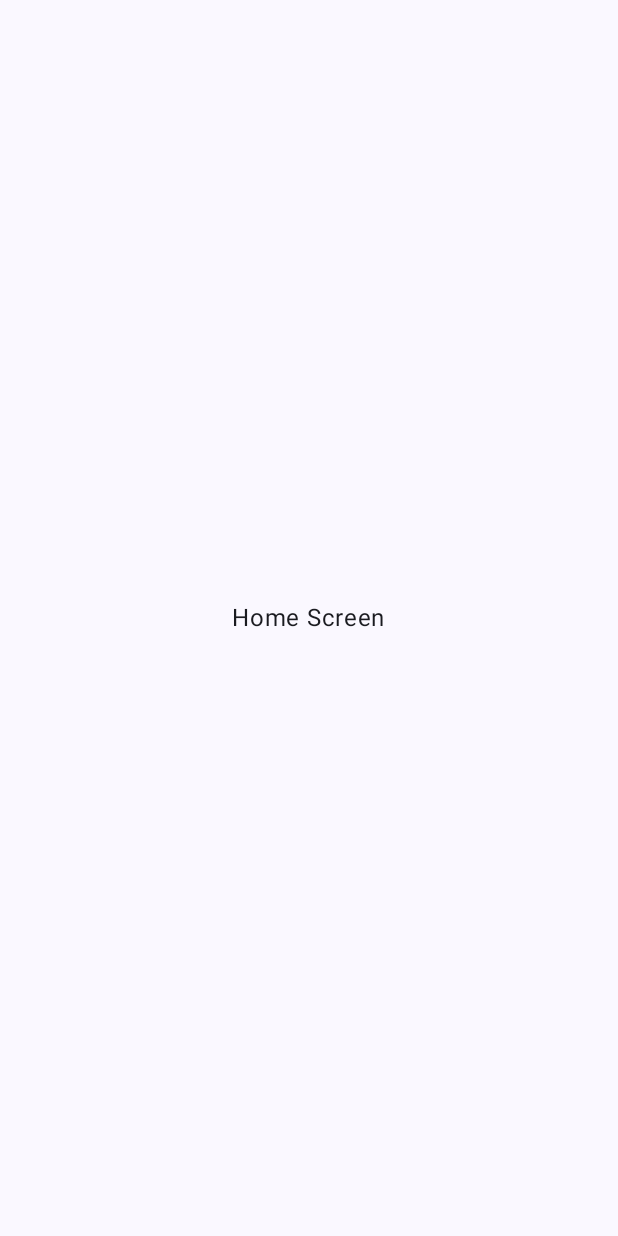
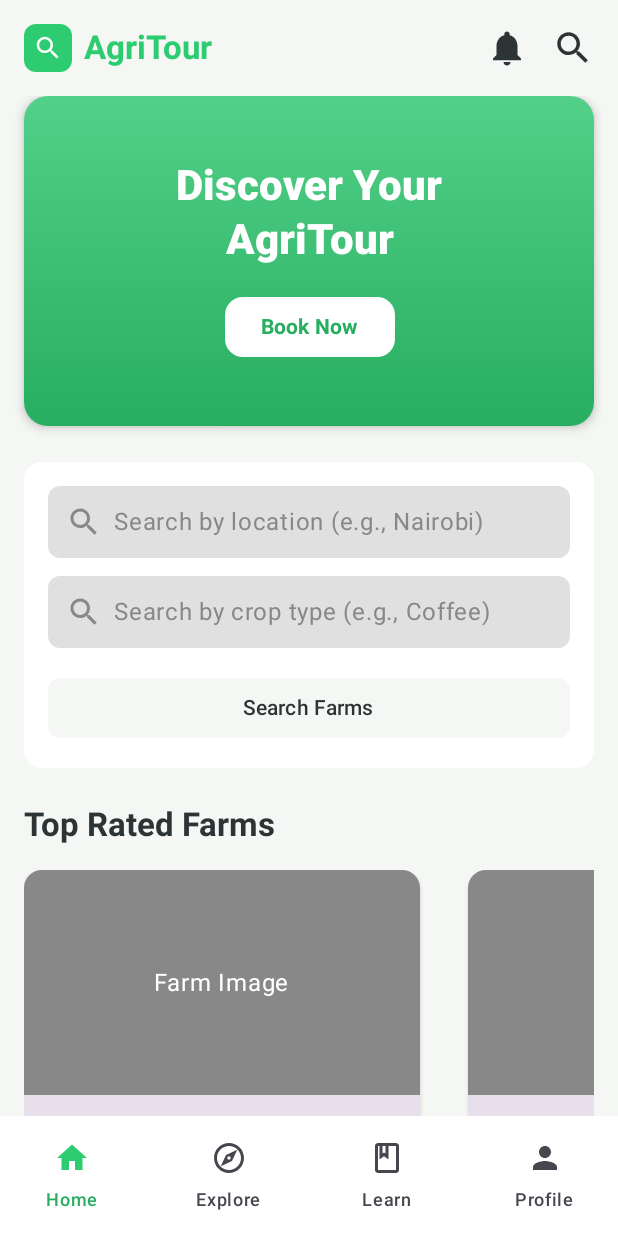
Before and after one commit to ethanbwibo-Strath/AgriTour-Android-App, an Android app built with Jetpack Compose: the screen it shows after launch (MainActivity), on a phone screen of 412 x 824 dp. Before the commit the screen is almost empty. Run offline under Robolectric (Android 15) with nearby library versions, the phone set to English and light mode, and no system bars.

Commit message:
Home screen base UI

```diff
--- a/app/src/main/java/com/example/agritour/MainActivity.kt
+++ b/app/src/main/java/com/example/agritour/MainActivity.kt
@@ -9,7 +9,7 @@ import androidx.compose.material3.MaterialTheme
 import androidx.compose.material3.Surface
 import androidx.compose.ui.Modifier
 
-import com.example.agritour.ui.AgriTourTheme
+import com.example.agritour.ui.theme.AgriTourTheme
 import com.example.agritour.ui.navigation.FarmAppNavigation
 
 class MainActivity : ComponentActivity() {
--- /dev/null
+++ b/app/src/main/java/com/example/agritour/ui/components/FarmCard.kt
@@ -0,0 +1,98 @@
+package com.example.agritour.ui.components
+
+import androidx.compose.foundation.Image
+import androidx.compose.foundation.layout.*
+import androidx.compose.material.icons.Icons
+import androidx.compose.material.icons.rounded.Star
+import androidx.compose.material3.*
+import androidx.compose.runtime.Composable
+import androidx.compose.ui.Alignment
+import androidx.compose.ui.Modifier
+import androidx.compose.ui.graphics.Color
+import androidx.compose.ui.layout.ContentScale
+import androidx.compose.ui.res.painterResource
+import androidx.compose.ui.text.font.FontWeight
+import androidx.compose.ui.unit.dp
+import com.example.agritour.R // Make sure this matches your package
+
+@Composable
+fun FarmCard(
+    farmName: String,
+    location: String,
+    price: String,
+    rating: Double,
+    onClick: () -> Unit
+) {
+    Card(
+        onClick = onClick,
+        modifier = Modifier
+            .width(280.dp) // Fixed width for horizontal scrolling lists
+            .padding(end = 16.dp),
+        colors = CardDefaults.cardColors(containerColor = MaterialTheme.colorScheme.surfaceVariant),
+        elevation = CardDefaults.cardElevation(defaultElevation = 2.dp)
+    ) {
+        Column {
+            // 1. Placeholder Image Area
+            // In a real app, this would be AsyncImage (Coil library)
+            Surface(
+                color = Color.Gray,
+                modifier = Modifier
+                    .fillMaxWidth()
+                    .height(150.dp)
+            ) {
+                // Using a default icon for now so code compiles without needing an asset
+                Box(contentAlignment = Alignment.Center) {
+                    Text("Farm Image", color = Color.White)
+                }
+            }
+
+            // 2. Text Content
+            Column(modifier = Modifier.padding(12.dp)) {
+                // Name and Rating Row
+                Row(
+                    modifier = Modifier.fillMaxWidth(),
+                    horizontalArrangement = Arrangement.SpaceBetween,
+                    verticalAlignment = Alignment.CenterVertically
+                ) {
+                    Text(
+                        text = farmName,
+                        style = MaterialTheme.typography.titleMedium,
+                        fontWeight = FontWeight.Bold
+                    )
+                    Row(verticalAlignment = Alignment.CenterVertically) {
+                        Icon(
+                            imageVector = Icons.Rounded.Star,
+                            contentDescription = "Rating",
+                            tint = Color(0xFFFFB300), // Gold color
+                            modifier = Modifier.size(16.dp)
+                        )
+                        Spacer(modifier = Modifier.width(4.dp))
+                        Text(
+                            text = rating.toString(),
+                            style = MaterialTheme.typography.bodyMedium
+                        )
+                    }
+                }
+
+                Spacer(modifier = Modifier.height(4.dp))
+
+                // Location
+                Text(
+                    text = location,
+                    style = MaterialTheme.typography.bodySmall,
+                    color = MaterialTheme.colorScheme.onSurfaceVariant
+                )
+
+                Spacer(modifier = Modifier.height(8.dp))
+
+                // Price
+                Text(
+                    text = "$price / person",
+                    style = MaterialTheme.typography.labelLarge,
+                    color = MaterialTheme.colorScheme.primary,
+                    fontWeight = FontWeight.SemiBold
+                )
+            }
+        }
+    }
+}
--- /dev/null
+++ b/app/src/main/java/com/example/agritour/ui/components/HomeHeroSection.kt
@@ -0,0 +1,67 @@
+package com.example.agritour.ui.components
+
+import androidx.compose.foundation.background
+import androidx.compose.foundation.layout.*
+import androidx.compose.material3.*
+import androidx.compose.runtime.Composable
+import androidx.compose.ui.Alignment
+import androidx.compose.ui.Modifier
+import androidx.compose.ui.graphics.Brush
+import androidx.compose.ui.graphics.Color
+import androidx.compose.ui.text.font.FontWeight
+import androidx.compose.ui.text.style.TextAlign
+import androidx.compose.ui.unit.dp
+import com.example.agritour.ui.theme.AgriGreen
+import com.example.agritour.ui.theme.AgriDarkGreen
+
+@Composable
+fun HomeHeroSection(
+    onBookClick: () -> Unit
+) {
+    Card(
+        modifier = Modifier
+            .fillMaxWidth()
+            .height(220.dp), // Height from your screenshot
+        shape = MaterialTheme.shapes.large,
+        elevation = CardDefaults.cardElevation(defaultElevation = 4.dp)
+    ) {
+        // gradient background to simulate the green image feel
+        Box(
+            modifier = Modifier
+                .fillMaxSize()
+                .background(
+                    Brush.verticalGradient(
+                        colors = listOf(AgriGreen.copy(alpha = 0.8f), AgriDarkGreen)
+                    )
+                )
+        ) {
+            Column(
+                modifier = Modifier
+                    .align(Alignment.Center)
+                    .padding(16.dp),
+                horizontalAlignment = Alignment.CenterHorizontally
+            ) {
+                Text(
+                    text = "Discover Your\nAgriTour",
+                    style = MaterialTheme.typography.headlineMedium,
+                    fontWeight = FontWeight.ExtraBold,
+                    color = Color.White,
+                    textAlign = TextAlign.Center
+                )
+
+                Spacer(modifier = Modifier.height(16.dp))
+
+                Button(
+                    onClick = onBookClick,
+                    colors = ButtonDefaults.buttonColors(
+                        containerColor = Color.White,
+                        contentColor = AgriDarkGreen
+                    ),
+                    shape = MaterialTheme.shapes.medium
+                ) {
+                    Text(text = "Book Now", fontWeight = FontWeight.Bold)
+                }
+            }
+        }
+    }
+}
--- a/app/src/main/java/com/example/agritour/ui/navigation/FarmAppNavigation.kt
+++ b/app/src/main/java/com/example/agritour/ui/navigation/FarmAppNavigation.kt
@@ -9,6 +9,7 @@ import androidx.compose.ui.Modifier
 import androidx.navigation.compose.NavHost
 import androidx.navigation.compose.composable
 import androidx.navigation.compose.rememberNavController
+import com.example.agritour.ui.screens.HomeScreen
 
 @Composable
 fun FarmAppNavigation() {
@@ -20,8 +21,12 @@ fun FarmAppNavigation() {
     ) {
         // 1. Home Screen Route
         composable(route = AppScreens.HomeScreen.name) {
-            // Placeholder for now
-            PlaceholderScreen("Home Screen")
+            HomeScreen(
+                onFarmClick = {
+                    // Navigate to details (We will implement the real link later)
+                    navController.navigate(AppScreens.FarmDetailScreen.name)
+                }
+            )
         }
 
         // 2. Explore Screen Route
--- /dev/null
+++ b/app/src/main/java/com/example/agritour/ui/screens/HomeScreen.kt
@@ -0,0 +1,201 @@
+package com.example.agritour.ui.screens
+
+import androidx.compose.foundation.background
+import androidx.compose.foundation.layout.*
+import androidx.compose.foundation.lazy.LazyRow
+import androidx.compose.foundation.rememberScrollState
+import androidx.compose.foundation.shape.RoundedCornerShape
+import androidx.compose.foundation.verticalScroll
+import androidx.compose.material.icons.Icons
+import androidx.compose.material.icons.filled.Home
+import androidx.compose.material.icons.filled.Notifications
+import androidx.compose.material.icons.filled.Person
+import androidx.compose.material.icons.filled.Search
+import androidx.compose.material.icons.outlined.Explore
+import androidx.compose.material.icons.outlined.Book
+import androidx.compose.material3.*
+import androidx.compose.runtime.Composable
+import androidx.compose.ui.Alignment
+import androidx.compose.ui.Modifier
+import androidx.compose.ui.graphics.Color
+import androidx.compose.ui.text.font.FontWeight
+import androidx.compose.ui.unit.dp
+import com.example.agritour.ui.components.FarmCard
+import com.example.agritour.ui.components.HomeHeroSection
+import com.example.agritour.ui.theme.AgriGreen
+import com.example.agritour.ui.theme.AgriBackground
+import com.example.agritour.ui.theme.TextBlack
+
+@OptIn(ExperimentalMaterial3Api::class)
+@Composable
+fun HomeScreen(
+    onFarmClick: () -> Unit
+) {
+    val scrollState = rememberScrollState()
+
+    Scaffold(
+        containerColor = AgriBackground, // Light grey/green bg
+        // 1. Custom Top Bar
+        topBar = {
+            Row(
+                modifier = Modifier
+                    .fillMaxWidth()
+                    .padding(horizontal = 16.dp, vertical = 16.dp)
+                    .statusBarsPadding(), // Avoids notch
+                horizontalArrangement = Arrangement.SpaceBetween,
+                verticalAlignment = Alignment.CenterVertically
+            ) {
+                // Logo Area
+                Row(verticalAlignment = Alignment.CenterVertically) {
+                    // Simple Green Box to represent Logo
+                    Box(
+                        modifier = Modifier
+                            .size(32.dp)
+                            .background(AgriGreen, shape = RoundedCornerShape(8.dp)),
+                        contentAlignment = Alignment.Center
+                    ) {
+                        Icon(
+                            imageVector = Icons.Default.Search, // Placeholder for Leaf logo
+                            contentDescription = null,
+                            tint = Color.White,
+                            modifier = Modifier.size(20.dp)
+                        )
+                    }
+                    Spacer(modifier = Modifier.width(8.dp))
+                    Text(
+                        text = "AgriTour",
+                        style = MaterialTheme.typography.titleLarge,
+                        fontWeight = FontWeight.Bold,
+                        color = AgriGreen
+                    )
+                }
+
+                // Right Icons
+                Row {
+                    Icon(
+                        imageVector = Icons.Default.Notifications,
+                        contentDescription = "Notifications",
+                        tint = TextBlack,
+                        modifier = Modifier.size(28.dp)
+                    )
+                    Spacer(modifier = Modifier.width(16.dp))
+                    Icon(
+                        imageVector = Icons.Default.Search,
+                        contentDescription = "Search",
+                        tint = TextBlack,
+                        modifier = Modifier.size(28.dp)
+                    )
+                }
+            }
+        },
+        // 2. Bottom Navigation Bar
+        bottomBar = {
+            NavigationBar(containerColor = Color.White) {
+                NavigationBarItem(
+                    icon = { Icon(Icons.Default.Home, contentDescription = null) },
+                    label = { Text("Home") },
+                    selected = true,
+                    onClick = { },
+                    colors = NavigationBarItemDefaults.colors(selectedIconColor = AgriGreen, indicatorColor = Color.White)
+                )
+                NavigationBarItem(
+                    icon = { Icon(Icons.Outlined.Explore, contentDescription = null) },
+                    label = { Text("Explore") },
+                    selected = false,
+                    onClick = { }
+                )
+                NavigationBarItem(
+                    icon = { Icon(Icons.Outlined.Book, contentDescription = null) },
+                    label = { Text("Learn") },
+                    selected = false,
+                    onClick = { }
+                )
+                NavigationBarItem(
+                    icon = { Icon(Icons.Default.Person, contentDescription = null) },
+                    label = { Text("Profile") },
+                    selected = false,
+                    onClick = { }
+                )
+            }
+        }
+    ) { paddingValues ->
+        Column(
+            modifier = Modifier
+                .padding(paddingValues)
+                .fillMaxSize()
+                .verticalScroll(scrollState)
+                .padding(horizontal = 16.dp)
+        ) {
+
+            // 3. The New Hero Section
+            HomeHeroSection(onBookClick = { /* Scroll to farms */ })
+
+            Spacer(modifier = Modifier.height(24.dp))
+
+            // 4. Search Filter Cards (Visual only based on screenshot)
+            Card(
+                colors = CardDefaults.cardColors(containerColor = Color.White),
+                shape = RoundedCornerShape(12.dp),
+                modifier = Modifier.fillMaxWidth()
+            ) {
+                Column(modifier = Modifier.padding(16.dp)) {
+                    FakeSearchField("Search by location (e.g., Nairobi)")
+                    Spacer(modifier = Modifier.height(12.dp))
+                    FakeSearchField("Search by crop type (e.g., Coffee)")
+                    Spacer(modifier = Modifier.height(16.dp))
+                    Button(
+                        onClick = {},
+                        modifier = Modifier.fillMaxWidth(),
+                        colors = ButtonDefaults.buttonColors(containerColor = Color(0xFFF5F7F5)), // Light grey button
+                        shape = RoundedCornerShape(8.dp)
+                    ) {
+                        Text("Search Farms", color = TextBlack)
+                    }
+                }
+            }
+
+            Spacer(modifier = Modifier.height(24.dp))
+
+            // 5. Featured Farms (Top Rated)
+            Text(
+                "Top Rated Farms",
+                style = MaterialTheme.typography.titleLarge,
+                fontWeight = FontWeight.Bold,
+                color = TextBlack
+            )
+
+            Spacer(modifier = Modifier.height(16.dp))
+
+            LazyRow(
+                horizontalArrangement = Arrangement.spacedBy(16.dp),
+                contentPadding = PaddingValues(bottom = 24.dp) // Add padding at bottom
+            ) {
+                item {
+                    FarmCard("Green Valley Organic", "Kakamega, Kenya", "Ksh 500", 4.8, onFarmClick)
+                }
+                item {
+                    FarmCard("Sunrise Dairy", "Rift Valley, Kenya", "Ksh 800", 4.9, onFarmClick)
+                }
+                item {
+                    FarmCard("Kajiado Poultry", "Kajiado, Kenya", "Ksh 350", 4.5, onFarmClick)
+                }
+            }
+        }
+    }
+}
+
+// Helper composable for the grey search inputs
+@Composable
+fun FakeSearchField(text: String) {
+    Row(
+        modifier = Modifier
+            .fillMaxWidth()
+            .background(Color(0xFFE0E0E0), RoundedCornerShape(8.dp))
+            .padding(12.dp),
+        verticalAlignment = Alignment.CenterVertically
+    ) {
+        Icon(Icons.Default.Search, contentDescription = null, tint = Color.Gray)
+        Spacer(modifier = Modifier.width(8.dp))
+        Text(text, color = Color.Gray)
+    }
+}
--- a/app/src/main/java/com/example/agritour/ui/theme/Color.kt
+++ b/app/src/main/java/com/example/agritour/ui/theme/Color.kt
@@ -1,4 +1,4 @@
-package com.example.agritour.ui
+package com.example.agritour.ui.theme
 
 import androidx.compose.ui.graphics.Color
 
@@ -6,6 +6,13 @@ val Purple80 = Color(0xFFD0BCFF)
 val PurpleGrey80 = Color(0xFFCCC2DC)
 val Pink80 = Color(0xFFEFB8C8)
 
+// Your Custom AgriTour Colors
+val AgriGreen = Color(0xFF2ECC71) // The main vibrant green
+val AgriDarkGreen = Color(0xFF27AE60) // Slightly darker for gradients/text
+val AgriBackground = Color(0xFFF5F7F5) // Light grey/green background
+val TextBlack = Color(0xFF2D3436)
+val TextGrey = Color(0xFF636E72)
+
 val Purple40 = Color(0xFF6650a4)
 val PurpleGrey40 = Color(0xFF625b71)
 val Pink40 = Color(0xFF7D5260)
--- a/app/src/main/java/com/example/agritour/ui/theme/Theme.kt
+++ b/app/src/main/java/com/example/agritour/ui/theme/Theme.kt
@@ -1,5 +1,6 @@
-package com.example.agritour.ui
+package com.example.agritour.ui.theme
 
+import android.app.Activity
 import android.os.Build
 import androidx.compose.foundation.isSystemInDarkTheme
 import androidx.compose.material3.MaterialTheme
@@ -8,35 +9,40 @@ import androidx.compose.material3.dynamicDarkColorScheme
 import androidx.compose.material3.dynamicLightColorScheme
 import androidx.compose.material3.lightColorScheme
 import androidx.compose.runtime.Composable
+import androidx.compose.runtime.SideEffect
+import androidx.compose.ui.graphics.Color
+import androidx.compose.ui.graphics.toArgb
 import androidx.compose.ui.platform.LocalContext
+import androidx.compose.ui.platform.LocalView
+import androidx.core.view.WindowCompat
 
+// 1. Define the Dark Theme Colors (Using our Greens)
 private val DarkColorScheme = darkColorScheme(
-    primary = Purple80,
-    secondary = PurpleGrey80,
-    tertiary = Pink80
+    primary = AgriGreen,
+    secondary = AgriDarkGreen,
+    tertiary = TextGrey,
+    background = Color(0xFF121212), // Standard dark bg
+    surface = Color(0xFF1E1E1E)
 )
 
+// 2. Define the Light Theme Colors (The main one we are using)
 private val LightColorScheme = lightColorScheme(
-    primary = Purple40,
-    secondary = PurpleGrey40,
-    tertiary = Pink40
-
-    /* Other default colors to override
-    background = Color(0xFFFFFBFE),
-    surface = Color(0xFFFFFBFE),
+    primary = AgriGreen,
+    secondary = AgriDarkGreen,
+    tertiary = TextGrey,
+    background = AgriBackground,
+    surface = Color.White,
     onPrimary = Color.White,
     onSecondary = Color.White,
-    onTertiary = Color.White,
-    onBackground = Color(0xFF1C1B1F),
-    onSurface = Color(0xFF1C1B1F),
-    */
+    onBackground = TextBlack,
+    onSurface = TextBlack
 )
 
 @Composable
 fun AgriTourTheme(
     darkTheme: Boolean = isSystemInDarkTheme(),
     // Dynamic color is available on Android 12+
-    dynamicColor: Boolean = true,
+    dynamicColor: Boolean = false, // Changed to FALSE to force our Green brand colors
     content: @Composable () -> Unit
 ) {
     val colorScheme = when {
@@ -44,9 +50,18 @@ fun AgriTourTheme(
             val context = LocalContext.current
             if (darkTheme) dynamicDarkColorScheme(context) else dynamicLightColorScheme(context)
         }
-
         darkTheme -> DarkColorScheme
         else -> LightColorScheme
+    }
+
+    val view = LocalView.current
+    if (!view.isInEditMode) {
+        SideEffect {
+            val window = (view.context as Activity).window
+            // Set the status bar color to match our theme
+            window.statusBarColor = colorScheme.background.toArgb()
+            WindowCompat.getInsetsController(window, view).isAppearanceLightStatusBars = !darkTheme
+        }
     }
 
     MaterialTheme(
--- a/app/src/main/java/com/example/agritour/ui/theme/Type.kt
+++ b/app/src/main/java/com/example/agritour/ui/theme/Type.kt
@@ -1,4 +1,4 @@
-package com.example.agritour.ui
+package com.example.agritour.ui.theme
 
 import androidx.compose.material3.Typography
 import androidx.compose.ui.text.TextStyle
@@ -6,7 +6,6 @@ import androidx.compose.ui.text.font.FontFamily
 import androidx.compose.ui.text.font.FontWeight
 import androidx.compose.ui.unit.sp
 
-// Set of Material typography styles to start with
 val Typography = Typography(
     bodyLarge = TextStyle(
         fontFamily = FontFamily.Default,
```
